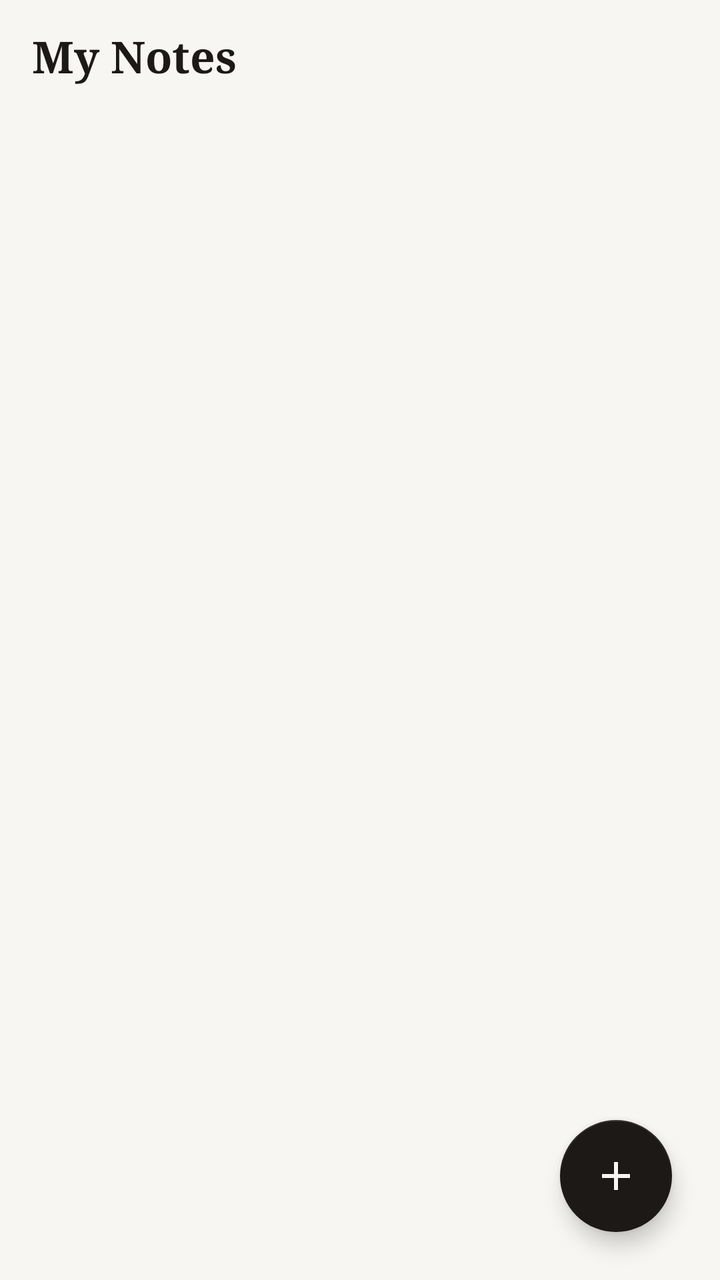
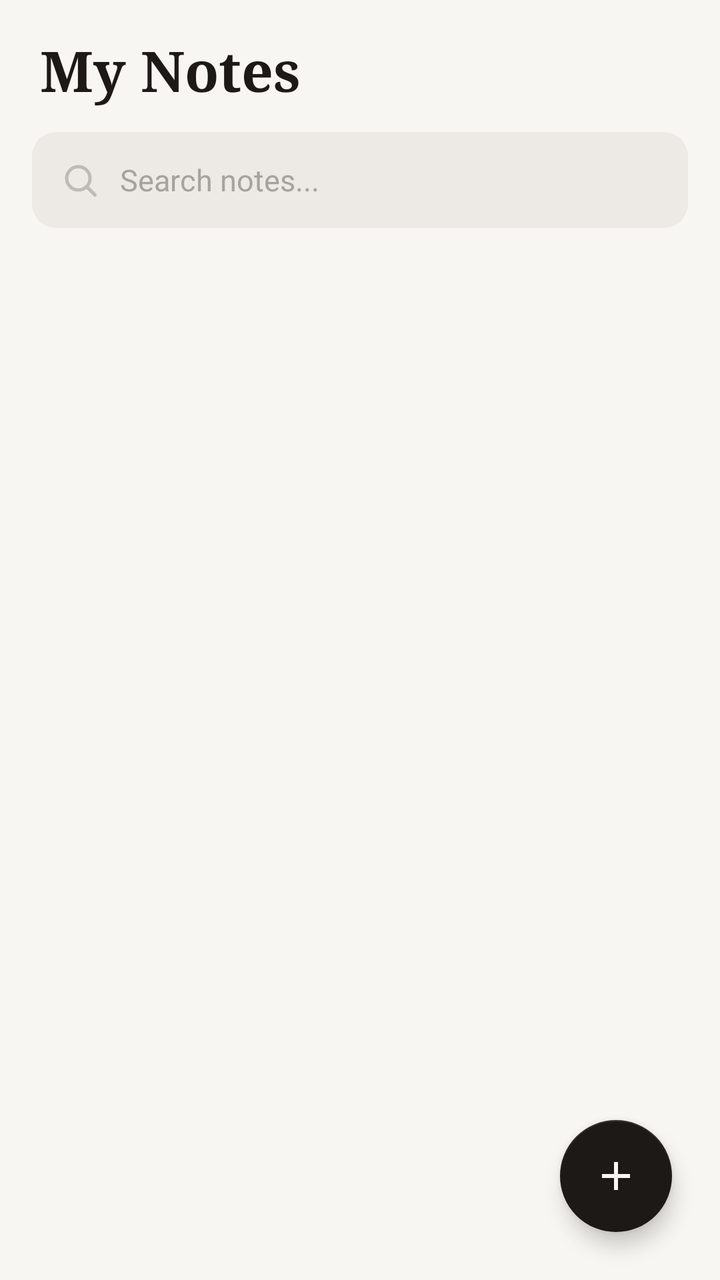

The first picture is an Android layout as it rendered before a commit; the second is the same layout after the commit. The layout source and the unified diff follow.
<!-- AndroidManifest.xml: application theme Theme.SPModsNotes -->
<!-- res/layout/activity_main.xml -->
<?xml version="1.0" encoding="utf-8"?>
<androidx.coordinatorlayout.widget.CoordinatorLayout
    xmlns:android="http://schemas.android.com/apk/res/android"
    xmlns:app="http://schemas.android.com/apk/res-auto"
    android:layout_width="match_parent"
    android:layout_height="match_parent"
    android:background="#F8F6F2">

    <com.google.android.material.appbar.AppBarLayout
        android:layout_width="match_parent"
        android:layout_height="wrap_content"
        android:elevation="0dp"
        app:elevation="0dp">

        <androidx.appcompat.widget.Toolbar
            android:id="@+id/toolbar"
            android:layout_width="match_parent"
            android:layout_height="?attr/actionBarSize"
            android:background="#F8F6F2"
            app:title="My Notes"
            app:titleTextColor="#1C1917"
            app:titleTextAppearance="@style/ToolbarTitle" />

    </com.google.android.material.appbar.AppBarLayout>

    <androidx.recyclerview.widget.RecyclerView
        android:id="@+id/recyclerView"
        android:layout_width="match_parent"
        android:layout_height="match_parent"
        android:clipToPadding="false"
        android:paddingTop="8dp"
        android:paddingBottom="88dp"
        android:paddingHorizontal="16dp"
        app:layout_behavior="@string/appbar_scrolling_view_behavior" />

    <TextView
        android:id="@+id/tvEmpty"
        android:layout_width="wrap_content"
        android:layout_height="wrap_content"
        android:layout_gravity="center"
        android:text="No notes yet.\nTap + to create one."
        android:textAlignment="center"
        android:textColor="#A8A29E"
        android:textSize="16sp"
        android:lineSpacingExtra="6dp"
        android:visibility="gone" />

    <com.google.android.material.floatingactionbutton.FloatingActionButton
        android:id="@+id/fab"
        android:layout_width="wrap_content"
        android:layout_height="wrap_content"
        android:layout_gravity="bottom|end"
        android:layout_margin="24dp"
        android:src="@drawable/ic_add"
        app:backgroundTint="#1C1917"
        app:tint="#F8F6F2"
        app:elevation="6dp" />

</androidx.coordinatorlayout.widget.CoordinatorLayout>
<!-- resources referenced by this layout -->
<resources>
  <!-- drawable ic_add (drawable) -->
  <?xml version="1.0" encoding="utf-8"?>
  <vector xmlns:android="http://schemas.android.com/apk/res/android"
      android:width="24dp"
      android:height="24dp"
      android:viewportWidth="24"
      android:viewportHeight="24">
      <path
          android:fillColor="#FFFFFF"
          android:pathData="M19,13h-6v6h-2v-6H5v-2h6V5h2v6h6v2z"/>
  </vector>
  <style name="ToolbarTitle" parent="TextAppearance.Widget.AppCompat.Toolbar.Title">
          <item name="android:fontFamily">serif</item>
          <item name="android:textSize">22sp</item>
          <item name="android:textStyle">bold</item>
      </style>
  <style name="Theme.SPModsNotes" parent="Theme.MaterialComponents.Light.NoActionBar">
          <item name="colorPrimary">@color/colorPrimary</item>
          <item name="colorPrimaryVariant">@color/colorPrimaryVariant</item>
          <item name="colorOnPrimary">@color/colorOnPrimary</item>
          <item name="android:windowBackground">#F8F6F2</item>
          <item name="android:statusBarColor">#F8F6F2</item>
          <item name="android:navigationBarColor">#F8F6F2</item>
          <item name="android:windowLightStatusBar">true</item>
      </style>
  <color name="colorPrimary">#1C1917</color>
  <color name="colorPrimaryVariant">#44403C</color>
  <color name="colorOnPrimary">#F8F6F2</color>
</resources>

<!-- the commit's change to res/layout/activity_main.xml (unified diff, before → after) -->
@@ -10,16 +10,72 @@
         android:layout_width="match_parent"
         android:layout_height="wrap_content"
         android:elevation="0dp"
-        app:elevation="0dp">
+        app:elevation="0dp"
+        android:background="#F8F6F2">
 
-        <androidx.appcompat.widget.Toolbar
-            android:id="@+id/toolbar"
+        <LinearLayout
             android:layout_width="match_parent"
-            android:layout_height="?attr/actionBarSize"
-            android:background="#F8F6F2"
-            app:title="My Notes"
-            app:titleTextColor="#1C1917"
-            app:titleTextAppearance="@style/ToolbarTitle" />
+            android:layout_height="wrap_content"
+            android:orientation="vertical"
+            android:paddingBottom="8dp">
+
+            <TextView
+                android:layout_width="wrap_content"
+                android:layout_height="wrap_content"
+                android:text="My Notes"
+                android:textColor="#1C1917"
+                android:textSize="28sp"
+                android:textStyle="bold"
+                android:fontFamily="serif"
+                android:paddingHorizontal="20dp"
+                android:paddingTop="16dp"
+                android:paddingBottom="12dp" />
+
+            
+            <FrameLayout
+                android:layout_width="match_parent"
+                android:layout_height="48dp"
+                android:layout_marginHorizontal="16dp"
+                android:layout_marginBottom="4dp"
+                android:background="@drawable/search_bar_bg">
+
+                <ImageView
+                    android:layout_width="20dp"
+                    android:layout_height="20dp"
+                    android:layout_gravity="center_vertical"
+                    android:layout_marginStart="14dp"
+                    android:src="@drawable/ic_search"
+                    android:alpha="0.4"
+                    app:tint="#78716C" />
+
+                <EditText
+                    android:id="@+id/etSearch"
+                    android:layout_width="match_parent"
+                    android:layout_height="match_parent"
+                    android:background="@null"
+                    android:hint="Search notes..."
+                    android:textColorHint="#A8A29E"
+                    android:textColor="#1C1917"
+                    android:textSize="15sp"
+                    android:paddingStart="44dp"
+                    android:paddingEnd="44dp"
+                    android:inputType="text"
+                    android:imeOptions="actionSearch"
+                    android:singleLine="true" />
+
+                <ImageView
+                    android:id="@+id/ivSearchClear"
+                    android:layout_width="20dp"
+                    android:layout_height="20dp"
+                    android:layout_gravity="center_vertical|end"
+                    android:layout_marginEnd="14dp"
+                    android:src="@drawable/ic_close"
+                    android:visibility="gone"
+                    app:tint="#78716C" />
+
+            </FrameLayout>
+
+        </LinearLayout>
 
     </com.google.android.material.appbar.AppBarLayout>
 
<!-- resource entries referenced after the edit -->
@@ -11,11 +11,53 @@
           android:fillColor="#FFFFFF"
           android:pathData="M19,13h-6v6h-2v-6H5v-2h6V5h2v6h6v2z"/>
   </vector>
-  <style name="ToolbarTitle" parent="TextAppearance.Widget.AppCompat.Toolbar.Title">
-          <item name="android:fontFamily">serif</item>
-          <item name="android:textSize">22sp</item>
-          <item name="android:textStyle">bold</item>
-      </style>
+  <!-- drawable ic_close (drawable) -->
+  <?xml version="1.0" encoding="utf-8"?>
+  <vector xmlns:android="http://schemas.android.com/apk/res/android"
+      android:width="24dp"
+      android:height="24dp"
+      android:viewportWidth="24"
+      android:viewportHeight="24">
+      <path
+          android:fillColor="@android:color/transparent"
+          android:strokeColor="#78716C"
+          android:strokeWidth="2"
+          android:strokeLineCap="round"
+          android:pathData="M18,6 L6,18" />
+      <path
+          android:fillColor="@android:color/transparent"
+          android:strokeColor="#78716C"
+          android:strokeWidth="2"
+          android:strokeLineCap="round"
+          android:pathData="M6,6 L18,18" />
+  </vector>
+  <!-- drawable ic_search (drawable) -->
+  <?xml version="1.0" encoding="utf-8"?>
+  <vector xmlns:android="http://schemas.android.com/apk/res/android"
+      android:width="24dp"
+      android:height="24dp"
+      android:viewportWidth="24"
+      android:viewportHeight="24">
+      <path
+          android:fillColor="@android:color/transparent"
+          android:strokeColor="#78716C"
+          android:strokeWidth="2"
+          android:strokeLineCap="round"
+          android:pathData="M11,11m-7,0a7,7 0,1 1,14 0a7,7 0,1 1,-14 0" />
+      <path
+          android:fillColor="@android:color/transparent"
+          android:strokeColor="#78716C"
+          android:strokeWidth="2"
+          android:strokeLineCap="round"
+          android:pathData="M16,16 L21,21" />
+  </vector>
+  <!-- drawable search_bar_bg (drawable) -->
+  <?xml version="1.0" encoding="utf-8"?>
+  <shape xmlns:android="http://schemas.android.com/apk/res/android"
+      android:shape="rectangle">
+      <solid android:color="#EDEAE6" />
+      <corners android:radius="12dp" />
+  </shape>
   <style name="Theme.SPModsNotes" parent="Theme.MaterialComponents.Light.NoActionBar">
           <item name="colorPrimary">@color/colorPrimary</item>
           <item name="colorPrimaryVariant">@color/colorPrimaryVariant</item>
